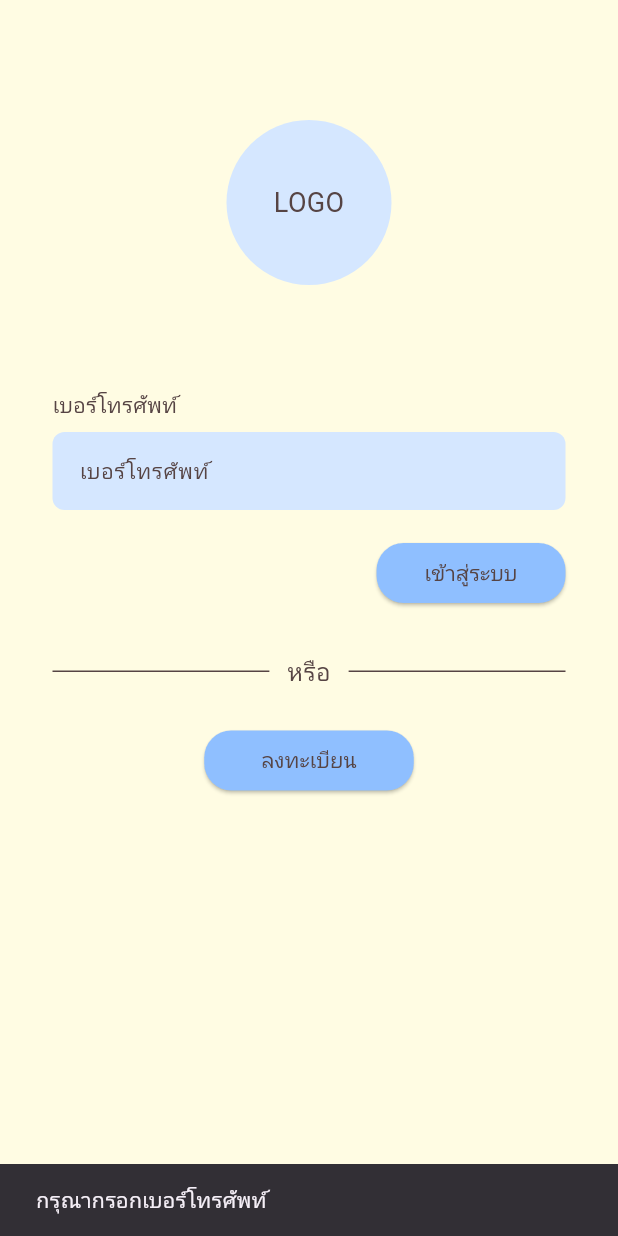
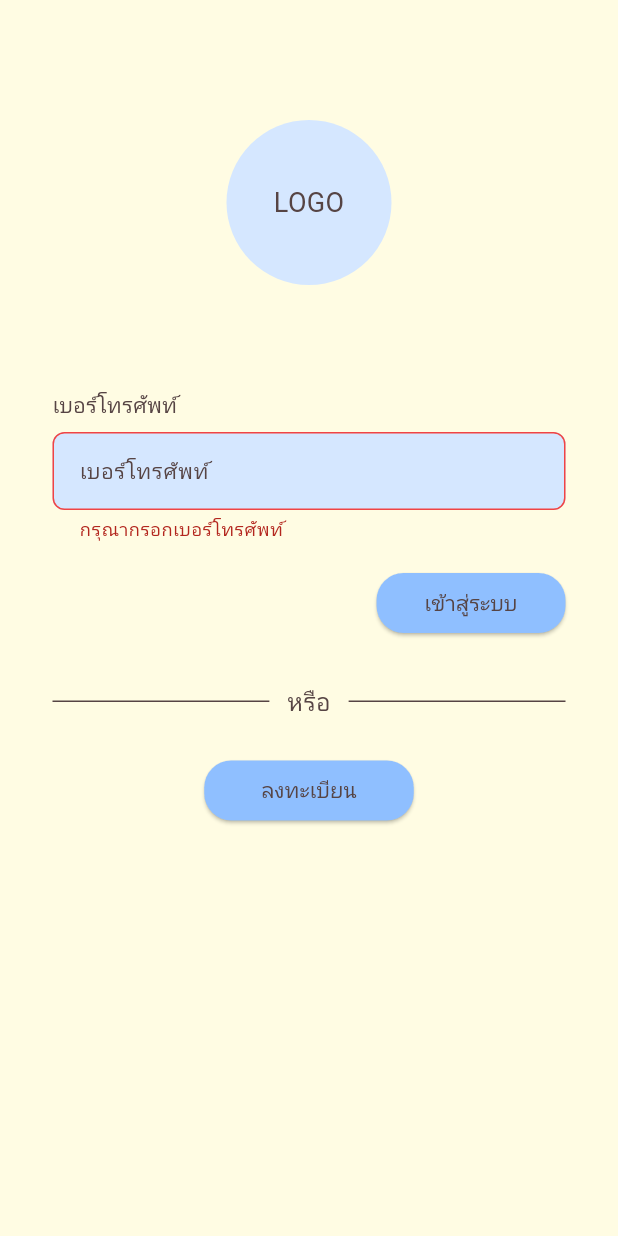
Before and after one commit to axmsiin/CareX_Project, a Flutter app: the Login screen opened directly, after a tap on "เข้าสู่ระบบ", on a phone screen of 412 x 824 dp. Run offline on Flutter 3.47's test engine with Material 3 defaults, Android fonts, the light colour scheme and no system bars; our stand-ins replace file_picker, firebase_auth, firebase_core, flutter_map, geolocator, latlong2; accounts and stored records are empty.

Commit message:
feat: Enhance phone number validation and error handling in login process

```diff
--- a/lib/authentication/login.dart
+++ b/lib/authentication/login.dart
@@ -18,6 +18,8 @@ class _LoginState extends State<Login> {
 
   String verificationId = "";
   bool isLoading = false;
+
+  String? phoneError;
 
   Future<String> getUserRoleFromBackend(String phone) async {
     // TODO: รอเชื่อม backend จริง
@@ -54,17 +56,21 @@ class _LoginState extends State<Login> {
   Future<void> login() async {
     String phone = phoneController.text.trim();
 
+    setState(() {
+      phoneError = null;
+    });
+
     if (phone.isEmpty) {
-      ScaffoldMessenger.of(context).showSnackBar(
-        const SnackBar(content: Text("กรุณากรอกเบอร์โทรศัพท์")),
-      );
+      setState(() {
+        phoneError = "กรุณากรอกเบอร์โทรศัพท์";
+      });
       return;
     }
 
     if (!RegExp(r'^0\d{9}$').hasMatch(phone)) {
-      ScaffoldMessenger.of(context).showSnackBar(
-        const SnackBar(content: Text("กรุณากรอกเบอร์โทรศัพท์ให้ถูกต้อง")),
-      );
+      setState(() {
+        phoneError = "กรุณากรอกเบอร์โทรศัพท์ให้ถูกต้อง";
+      });
       return;
     }
 
@@ -88,11 +94,8 @@ class _LoginState extends State<Login> {
 
           setState(() {
             isLoading = false;
+            phoneError = e.message ?? "เกิดข้อผิดพลาดในการส่ง OTP";
           });
-
-          ScaffoldMessenger.of(context).showSnackBar(
-            SnackBar(content: Text("OTP Error: ${e.message}")),
-          );
         },
         codeSent: (String verificationId, int? resendToken) {
           this.verificationId = verificationId;
@@ -116,11 +119,8 @@ class _LoginState extends State<Login> {
     } catch (e) {
       setState(() {
         isLoading = false;
+        phoneError = "เกิดข้อผิดพลาด กรุณาลองใหม่อีกครั้ง";
       });
-
-      ScaffoldMessenger.of(context).showSnackBar(
-        SnackBar(content: Text("เกิดข้อผิดพลาด: $e")),
-      );
     }
   }
 
@@ -267,17 +267,46 @@ class _LoginState extends State<Login> {
               TextField(
                 controller: phoneController,
                 keyboardType: TextInputType.phone,
+                onChanged: (value) {
+                  if (phoneError != null) {
+                    setState(() {
+                      phoneError = null;
+                    });
+                  }
+                },
                 decoration: InputDecoration(
                   hintText: "เบอร์โทรศัพท์",
                   hintStyle: const TextStyle(
                     color: Color(0xFF564444),
                     fontSize: 14,
                   ),
+                  errorText: phoneError,
                   filled: true,
                   fillColor: const Color(0xFFD5E7FF),
                   border: OutlineInputBorder(
                     borderRadius: BorderRadius.circular(8),
                     borderSide: BorderSide.none,
+                  ),
+                  enabledBorder: OutlineInputBorder(
+                    borderRadius: BorderRadius.circular(8),
+                    borderSide: BorderSide.none,
+                  ),
+                  focusedBorder: OutlineInputBorder(
+                    borderRadius: BorderRadius.circular(8),
+                    borderSide: BorderSide.none,
+                  ),
+                  errorBorder: OutlineInputBorder(
+                    borderRadius: BorderRadius.circular(8),
+                    borderSide: const BorderSide(
+                      color: Color(0xFFF04444),
+                    ),
+                  ),
+                  focusedErrorBorder: OutlineInputBorder(
+                    borderRadius: BorderRadius.circular(8),
+                    borderSide: const BorderSide(
+                      color: Color(0xFFF04444),
+                      width: 1.5,
+                    ),
                   ),
                   contentPadding: const EdgeInsets.symmetric(
                     horizontal: 14,
```
